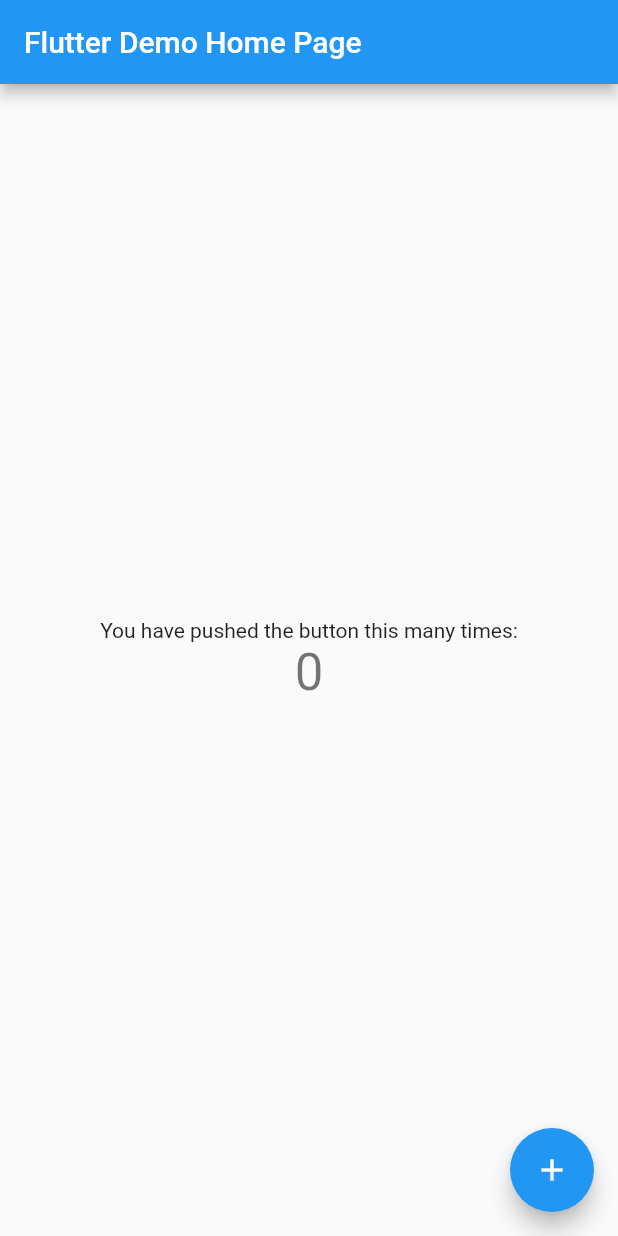
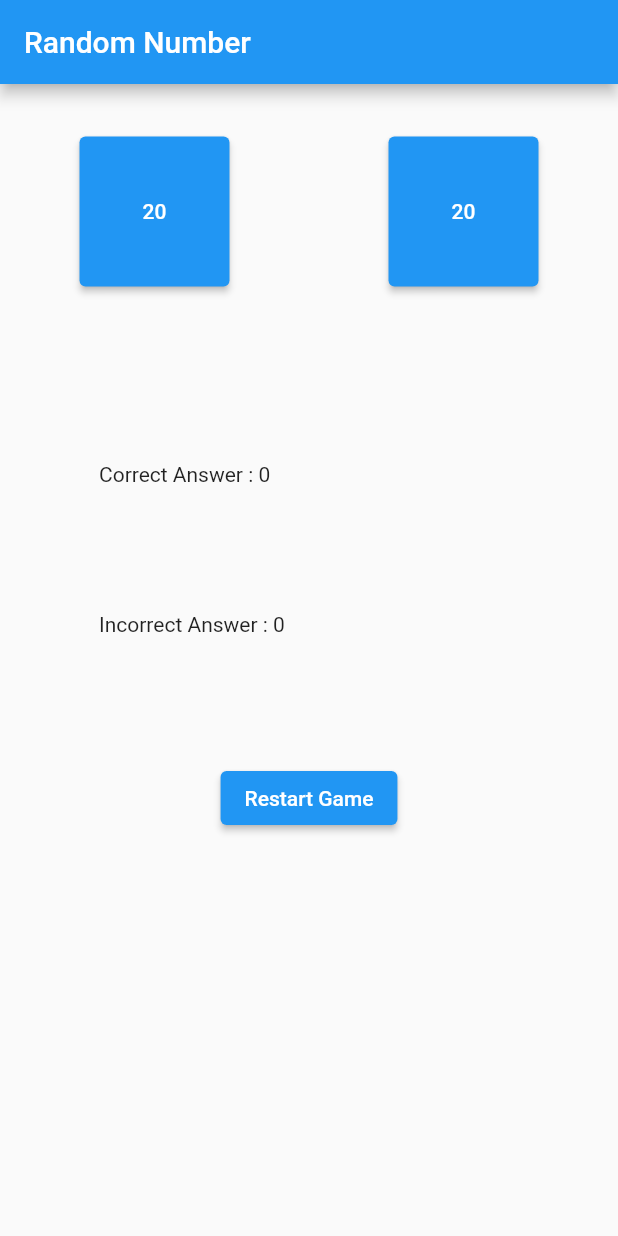
Before and after one commit to sanjin1110/number_generator, a Flutter app: the screen it shows after launch, on a phone screen of 412 x 824 dp. Run offline on Flutter 3.47's test engine with Material 2 defaults, Android fonts, the phone set to English and light mode, and no system bars.

Commit message:
made random number app

```diff
--- /dev/null
+++ b/lib/app.dart
@@ -0,0 +1,19 @@
+import 'package:flutter/material.dart';
+import 'package:number_generator/view/number_generator_view.dart';
+
+class App extends StatefulWidget {
+  const App({super.key});
+
+  @override
+  State<App> createState() => _AppState();
+}
+
+class _AppState extends State<App> {
+  @override
+  Widget build(BuildContext context) {
+    return const MaterialApp(
+      debugShowCheckedModeBanner: false,
+      home: RandomNumberButton(),
+    );
+  }
+}
--- a/lib/main.dart
+++ b/lib/main.dart
@@ -1,115 +1,6 @@
 import 'package:flutter/material.dart';
+import 'package:number_generator/app.dart';
 
 void main() {
-  runApp(const MyApp());
+  runApp(const App());
 }
-
-class MyApp extends StatelessWidget {
-  const MyApp({super.key});
-
-  // This widget is the root of your application.
-  @override
-  Widget build(BuildContext context) {
-    return MaterialApp(
-      title: 'Flutter Demo',
-      theme: ThemeData(
-        // This is the theme of your application.
-        //
-        // Try running your application with "flutter run". You'll see the
-        // application has a blue toolbar. Then, without quitting the app, try
-        // changing the primarySwatch below to Colors.green and then invoke
-        // "hot reload" (press "r" in the console where you ran "flutter run",
-        // or simply save your changes to "hot reload" in a Flutter IDE).
-        // Notice that the counter didn't reset back to zero; the application
-        // is not restarted.
-        primarySwatch: Colors.blue,
-      ),
-      home: const MyHomePage(title: 'Flutter Demo Home Page'),
-    );
-  }
-}
-
-class MyHomePage extends StatefulWidget {
-  const MyHomePage({super.key, required this.title});
-
-  // This widget is the home page of your application. It is stateful, meaning
-  // that it has a State object (defined below) that contains fields that affect
-  // how it looks.
-
-  // This class is the configuration for the state. It holds the values (in this
-  // case the title) provided by the parent (in this case the App widget) and
-  // used by the build method of the State. Fields in a Widget subclass are
-  // always marked "final".
-
-  final String title;
-
-  @override
-  State<MyHomePage> createState() => _MyHomePageState();
-}
-
-class _MyHomePageState extends State<MyHomePage> {
-  int _counter = 0;
-
-  void _incrementCounter() {
-    setState(() {
-      // This call to setState tells the Flutter framework that something has
-      // changed in this State, which causes it to rerun the build method below
-      // so that the display can reflect the updated values. If we changed
-      // _counter without calling setState(), then the build method would not be
-      // called again, and so nothing would appear to happen.
-      _counter++;
-    });
-  }
-
-  @override
-  Widget build(BuildContext context) {
-    // This method is rerun every time setState is called, for instance as done
-    // by the _incrementCounter method above.
-    //
-    // The Flutter framework has been optimized to make rerunning build methods
-    // fast, so that you can just rebuild anything that needs updating rather
-    // than having to individually change instances of widgets.
-    return Scaffold(
-      appBar: AppBar(
-        // Here we take the value from the MyHomePage object that was created by
-        // the App.build method, and use it to set our appbar title.
-        title: Text(widget.title),
-      ),
-      body: Center(
-        // Center is a layout widget. It takes a single child and positions it
-        // in the middle of the parent.
-        child: Column(
-          // Column is also a layout widget. It takes a list of children and
-          // arranges them vertically. By default, it sizes itself to fit its
-          // children horizontally, and tries to be as tall as its parent.
-          //
-          // Invoke "debug painting" (press "p" in the console, choose the
-          // "Toggle Debug Paint" action from the Flutter Inspector in Android
-          // Studio, or the "Toggle Debug Paint" command in Visual Studio Code)
-          // to see the wireframe for each widget.
-          //
-          // Column has various properties to control how it sizes itself and
-          // how it positions its children. Here we use mainAxisAlignment to
-          // center the children vertically; the main axis here is the vertical
-          // axis because Columns are vertical (the cross axis would be
-          // horizontal).
-          mainAxisAlignment: MainAxisAlignment.center,
-          children: <Widget>[
-            const Text(
-              'You have pushed the button this many times:',
-            ),
-            Text(
-              '$_counter',
-              style: Theme.of(context).textTheme.headlineMedium,
-            ),
-          ],
-        ),
-      ),
-      floatingActionButton: FloatingActionButton(
-        onPressed: _incrementCounter,
-        tooltip: 'Increment',
-        child: const Icon(Icons.add),
-      ), // This trailing comma makes auto-formatting nicer for build methods.
-    );
-  }
-}
--- /dev/null
+++ b/lib/model/number_gen.dart
@@ -0,0 +1,8 @@
+import 'dart:math';
+
+class NumberGenerator {
+  int generateRandomNumber() {
+    int randomNumber = Random().nextInt(100);
+    return randomNumber;
+  }
+}
--- /dev/null
+++ b/lib/view/number_generator_view.dart
@@ -0,0 +1,115 @@
+// import 'package:number_generator/model/number_gen.dart';
+import 'dart:math';
+
+import 'package:flutter/material.dart';
+
+class RandomNumberButton extends StatefulWidget {
+  const RandomNumberButton({super.key});
+
+  @override
+  RandomNumberButtonState createState() => RandomNumberButtonState();
+}
+
+class RandomNumberButtonState extends State<RandomNumberButton> {
+  int number1 = 0;
+  int number2 = 0;
+
+  int correctCount = 0;
+  int incorrectCount = 0;
+
+  @override
+  void initState() {
+    super.initState();
+    generateRandomNumber();
+  }
+
+  void generateRandomNumber() {
+    setState(() {
+      number1 = Random().nextInt(100);
+      number2 = Random().nextInt(100);
+    });
+  }
+
+  void checkAnswer(bool isButton1) {
+    if (isButton1 && number1 > number2 || !isButton1 && number2 > number1) {
+      setState(() {
+        correctCount++;
+      });
+    } else if (isButton1 && number2 > number1 ||
+        !isButton1 && number1 > number2) {
+      setState(() {
+        incorrectCount++;
+      });
+    }
+    if (correctCount + incorrectCount > 10) {
+      Navigator.pushReplacement(context,
+          MaterialPageRoute(builder: (context) => const RandomNumberButton()));
+    }
+    generateRandomNumber();
+  }
+
+  @override
+  Widget build(BuildContext context) {
+    return Scaffold(
+      appBar: AppBar(
+        title: const Text("Random Number"),
+      ),
+      body: SizedBox(
+        height: 500,
+        child: Column(
+          children: [
+            SizedBox(
+              height: 170,
+              child: Row(
+                mainAxisAlignment: MainAxisAlignment.spaceAround,
+                children: [
+                  SizedBox(
+                    height: 100,
+                    width: 100,
+                    child: ElevatedButton(
+                      onPressed: () {
+                        checkAnswer(true);
+                      },
+                      child: Text("$number1"),
+                    ),
+                  ),
+                  SizedBox(
+                    height: 100,
+                    width: 100,
+                    child: ElevatedButton(
+                      onPressed: () {
+                        checkAnswer(false);
+                      },
+                      child: Text("$number2"),
+                    ),
+                  ),
+                ],
+              ),
+            ),
+            const Spacer(),
+            SizedBox(
+              height: 100,
+              width: 280,
+              child: Text('Correct Answer : $correctCount'),
+            ),
+            SizedBox(
+              height: 100,
+              width: 280,
+              child: Text("Incorrect Answer : $incorrectCount"),
+            ),
+            ElevatedButton(
+              onPressed: () {
+                Navigator.pushReplacement(
+                  context,
+                  MaterialPageRoute(
+                      builder: (context) => const RandomNumberButton()),
+                );
+              },
+              child: const Text("Restart Game"),
+            ),
+          ],
+        ),
+      ),
+    );
+  }
+}
```
Also changed, not shown: pubspec.yaml (+7 -0 lines), pubspec.lock, 1 other file.
